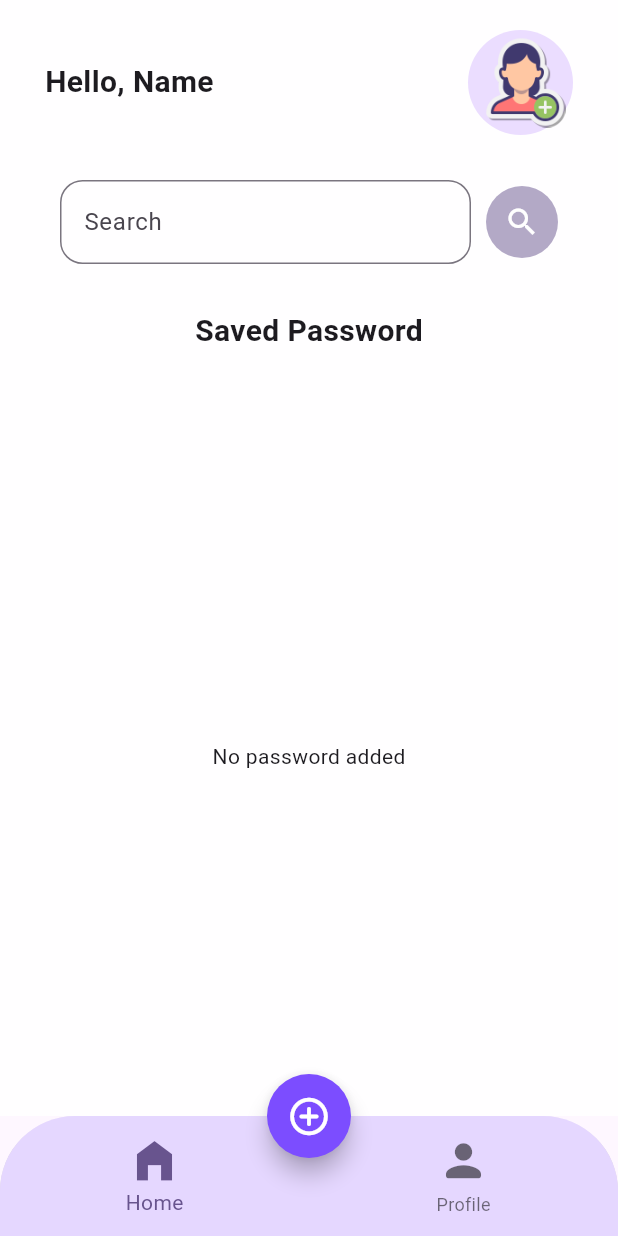
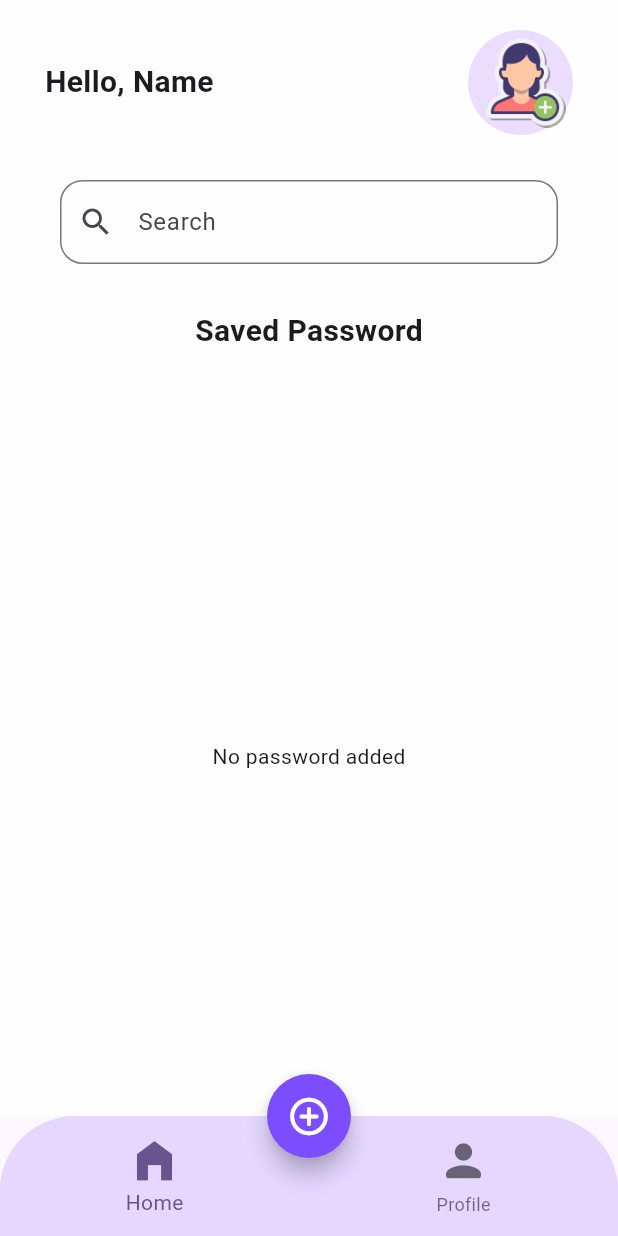
Before and after one commit to SatyamBhargav/Fusion, a Flutter app: the screen it shows after launch, on a phone screen of 412 x 824 dp. Run offline on Flutter 3.47's test engine with Material 2 defaults, Android fonts, the phone set to English and light mode, and no system bars; our stand-ins replace flutter_riverpod, sqflite; accounts and stored records are empty.

Commit message:
search feature working properly

```diff
--- a/lib/screen/homescreen.dart
+++ b/lib/screen/homescreen.dart
@@ -62,25 +62,12 @@ class _HomeScreenState extends ConsumerState<HomeScreen> {
                           ref.read(passcardprovider.notifier).filtername(value),
                       decoration: const InputDecoration(
                           hintText: 'Search',
+                          prefixIcon: Icon(Icons.search),
                           border: OutlineInputBorder(
                               borderRadius:
                                   BorderRadius.all(Radius.circular(15)))),
                     ),
                   ),
-                  const SizedBox(width: 10),
-                  Container(
-                      height: 50,
-                      decoration: BoxDecoration(
-                          // borderRadius: BorderRadius.circular(5),
-                          color: Theme.of(context)
-                              .colorScheme
-                              .primary
-                              .withOpacity(.5),
-                          shape: BoxShape.circle),
-                      child: IconButton(
-                          color: Colors.white,
-                          onPressed: () {},
-                          icon: const Icon(Icons.search)))
                 ],
               ),
             ),
```
Also changed, not shown: lib/main.dart (+18 -11 lines), lib/provider/savepass_provider.dart (+63 -36 lines).
